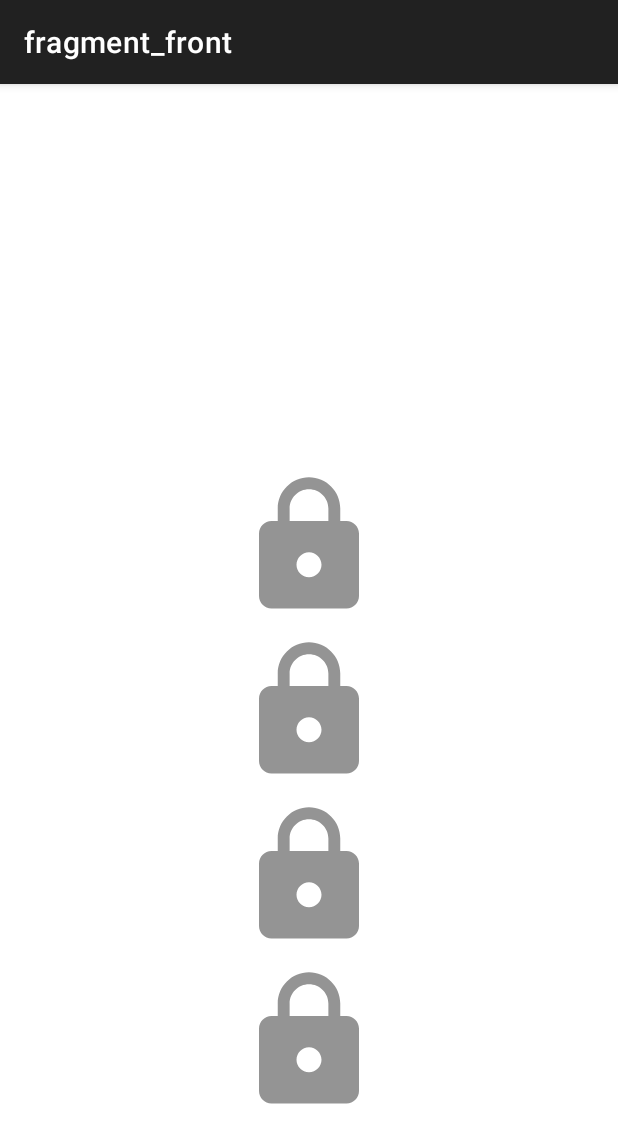
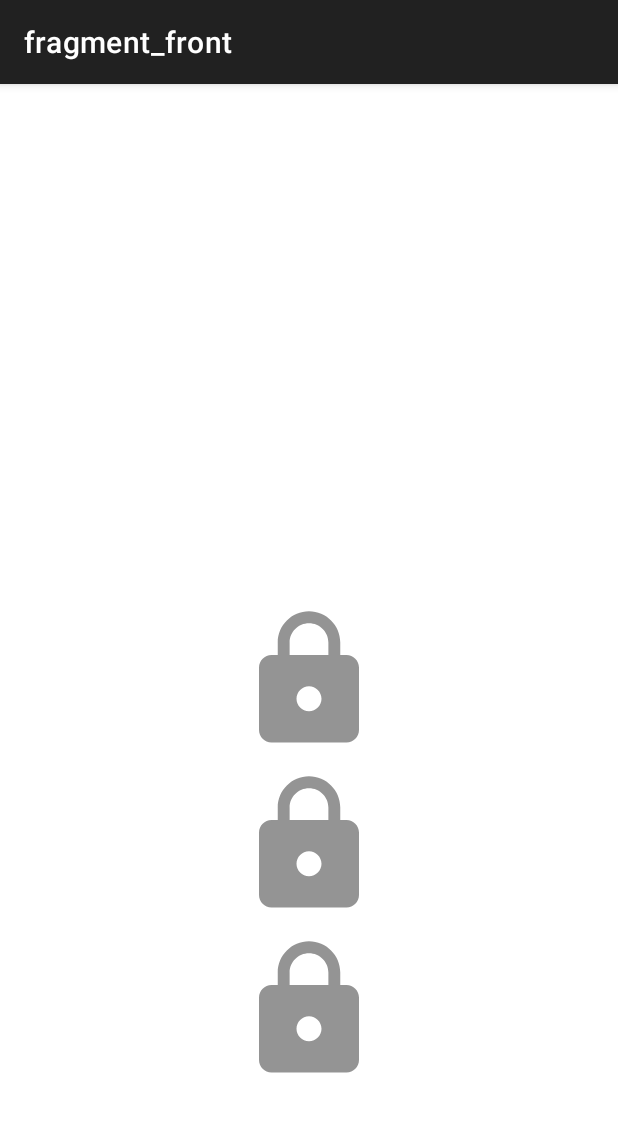
Before and after one commit to justapotato0302/GeoLab, an Android app: the fragment SectionFragment placed in its activity, on a phone screen of 412 x 824 dp. Shown: the top 1143 px of the screen. Run offline under Robolectric (Android 15) with nearby library versions, the phone set to English and light mode, and no system bars; our stand-ins replace Firebase (no records; nobody signed in at launch, a user with empty details on screens opened directly), Picasso, navigation-ui; Roboto replaces fonts that are not available here; 2 statements that could not run were skipped.

Commit message:
add progression check for section page + dialog

```diff
--- a/app/src/main/java/com/example/geolab/SectionFragment.kt
+++ b/app/src/main/java/com/example/geolab/SectionFragment.kt
@@ -6,7 +6,10 @@ import android.view.LayoutInflater
 import android.view.View
 import android.view.ViewGroup
 import android.widget.ImageView
+import androidx.core.view.isGone
 import com.example.geolab.databinding.FragmentSectionBinding
+import com.google.android.material.dialog.MaterialAlertDialogBuilder
+import com.google.firebase.auth.FirebaseAuth
 import com.google.firebase.database.DatabaseReference
 import com.google.firebase.database.FirebaseDatabase
 import com.google.firebase.database.ktx.getValue
@@ -18,7 +21,10 @@ class SectionFragment : Fragment() {
     private val binding get() = _binding!!
 
     private lateinit var mDatbase : DatabaseReference
+    private lateinit var mDatabase2 : DatabaseReference
+    private lateinit var auth : FirebaseAuth
     private lateinit var chapterName : String
+    private lateinit var userId : String
 
     override fun onCreate(savedInstanceState: Bundle?) {
         super.onCreate(savedInstanceState)
@@ -39,6 +45,13 @@ class SectionFragment : Fragment() {
     }
 
     override fun onViewCreated(view: View, savedInstanceState: Bundle?) {
+        auth = FirebaseAuth.getInstance()
+        userId = auth.currentUser.uid
+
+        val lock2 : ImageView = binding.outsideImageview2
+        val lock3 : ImageView = binding.outsideImageview3
+        val lock4 : ImageView = binding.outsideImageview4
+
         mDatbase = FirebaseDatabase.getInstance().reference.child("Map2").child(chapterName).child("Section")
         mDatbase.get().addOnSuccessListener {
             val img : ImageView = binding.insideImageview1
@@ -50,9 +63,54 @@ class SectionFragment : Fragment() {
             val img4 : ImageView = binding.insideImageview4
             Picasso.get().load(it.child("sec4").child("CoverPicture").getValue<String>()).resize(1300,450).into(img4)
         }
+        mDatabase2 = FirebaseDatabase.getInstance().reference.child("users").child(userId)
+        mDatabase2.child("currentStage").get().addOnSuccessListener {
+            val currentSatge = stringSeperated(it.getValue<String>())
+            when (currentSatge) {
+                "sec2" -> {
+                    lock2.visibility = View.GONE
+                }
+                "sec3" -> {
+                    lock3.visibility = View.GONE
+                    disableLock2()
+                }
+                "sec4" -> {
+                    lock4.visibility = View.GONE
+                    disableLock2()
+                    disableLock3()
+                }
+            }
+        }
+        lock2.setOnClickListener{showAlertDialog()}
+        lock3.setOnClickListener{showAlertDialog()}
+        lock4.setOnClickListener{showAlertDialog()}
 
     }
 
+    private fun stringSeperated(currentStage : String? = null) : String? {
+        val delimeter = "_"
+        val list : List<String>? = currentStage?.split(delimeter)
+        return list?.get(1)
+    }
+
+    private fun disableLock2(){
+        val lock : ImageView = binding.outsideImageview2
+        lock.visibility = View.GONE
+    }
+    private fun disableLock3(){
+        val lock : ImageView = binding.outsideImageview3
+        lock.visibility = View.GONE
+    }
+
+    private fun showAlertDialog() {
+        MaterialAlertDialogBuilder(requireContext())
+            .setMessage(getString(R.string.unclock))
+            .setNegativeButton(getString(R.string.exit)) { dialog, _ ->
+                dialog.cancel()
+                dialog.dismiss()
+            }
+            .show()
+    }
     override fun onDestroyView() {
         super.onDestroyView()
         _binding = null
--- a/app/src/main/res/layout/fragment_section.xml
+++ b/app/src/main/res/layout/fragment_section.xml
@@ -24,14 +24,6 @@
             android:layout_marginBottom="5dip"
             android:layout_marginTop="5dip" />
 
-        <ImageView
-            android:id="@+id/outside_imageview1"
-            android:layout_width="wrap_content"
-            android:layout_height="wrap_content"
-            android:src="@drawable/ic_baseline_lock_24"
-            android:layout_centerVertical="true"
-            android:layout_centerHorizontal="true"
-            android:scaleType="fitXY" />
     </RelativeLayout>
 
     <RelativeLayout
@@ -56,7 +48,8 @@
             android:src="@drawable/ic_baseline_lock_24"
             android:layout_centerVertical="true"
             android:layout_centerHorizontal="true"
-            android:scaleType="fitXY" />
+            android:scaleType="fitXY"
+            android:clickable="true"/>
     </RelativeLayout>
 
     <RelativeLayout
@@ -81,7 +74,8 @@
             android:src="@drawable/ic_baseline_lock_24"
             android:layout_centerVertical="true"
             android:layout_centerHorizontal="true"
-            android:scaleType="fitXY" />
+            android:scaleType="fitXY"
+            android:clickable="true"/>
     </RelativeLayout>
 
 
@@ -108,7 +102,8 @@
             android:src="@drawable/ic_baseline_lock_24"
             android:layout_centerVertical="true"
             android:layout_centerHorizontal="true"
-            android:scaleType="fitXY" />
+            android:scaleType="fitXY"
+            android:clickable="true"/>
     </RelativeLayout>
 
 
--- a/app/src/main/res/values/strings.xml
+++ b/app/src/main/res/values/strings.xml
@@ -15,6 +15,7 @@
     <string name="exit">Exit</string>
     <string name="play_again">Play Again</string>
     <string name="score">Score: %d</string>
+    <string name="unclock">You need to complete the previous stage inorder to unlock this stage</string>
 
     <!-- TODO: Remove or change this placeholder text -->
     <string name="hello_blank_fragment">Hello blank fragment</string>
```
